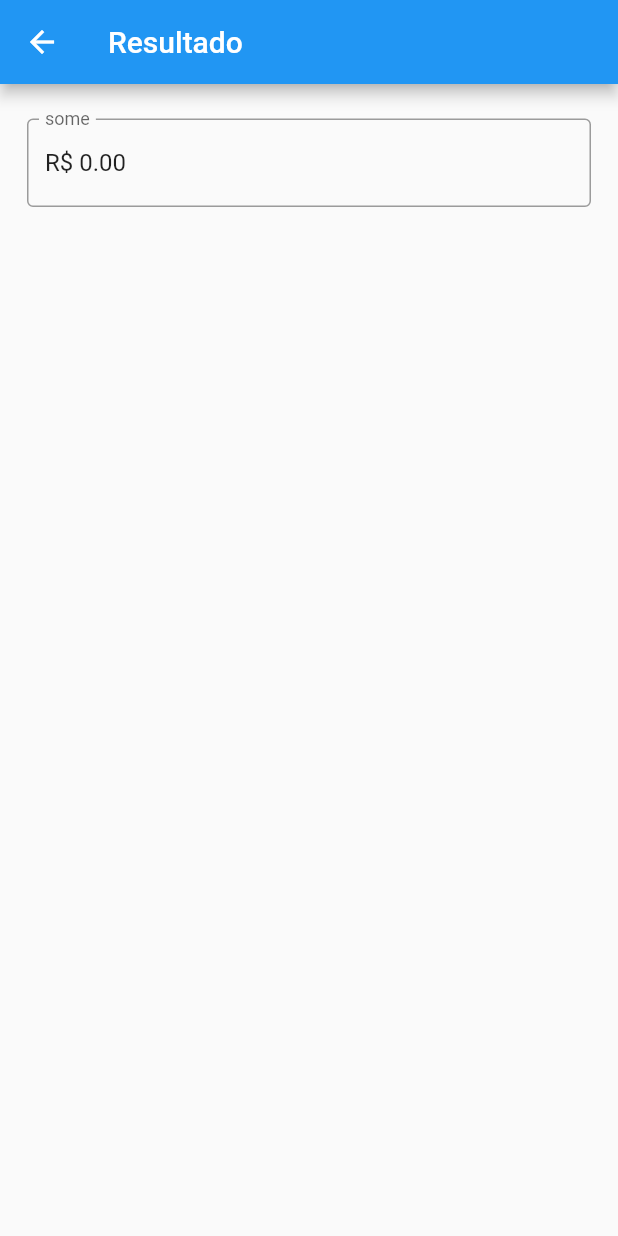
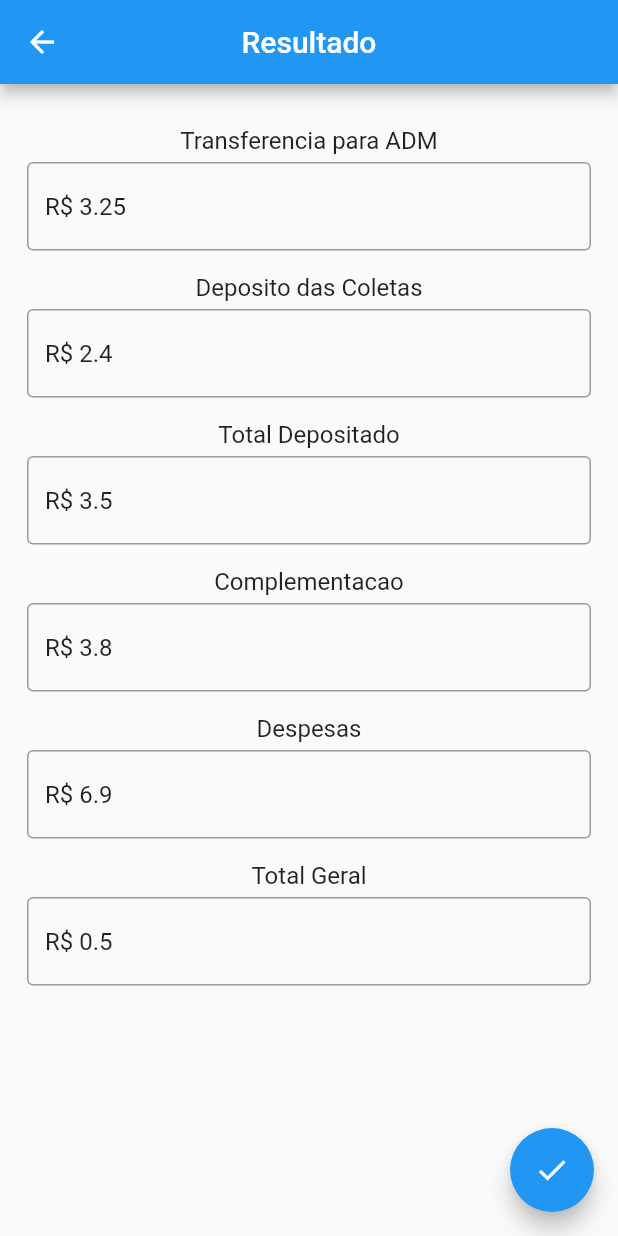
Before and after one commit to cleberMargarida/BalanceteCCB, a Flutter app: the TelaResultado screen opened directly, on a phone screen of 412 x 824 dp. Run offline on Flutter 3.47's test engine with Material 2 defaults, Android fonts, the phone set to English and light mode, and no system bars; our stand-ins replace flutter_masked_text.

Commit message:
Result Screen complete implementation with added ResultadoBox class

```diff
--- a/lib/ColetaBox.dart
+++ b/lib/ColetaBox.dart
@@ -1,15 +1,11 @@
 import 'package:flutter_masked_text/flutter_masked_text.dart';
 import 'package:flutter/material.dart';
 
+class ColetaBox extends StatelessWidget {
+  String _coletaNome;
+  ColetaBox(this._coletaNome);
 
-class ColetaBox extends StatelessWidget {
-  String coletaNome;
-
-  ColetaBox(String coletaNome) {
-    this.coletaNome = coletaNome;
-  }
-
-  TextEditingController value = MoneyMaskedTextController(
+  TextEditingController controller = MoneyMaskedTextController(
       decimalSeparator: '.', thousandSeparator: ',', leftSymbol: 'R\$ ');
 
   Widget build(BuildContext context) {
@@ -19,9 +15,9 @@ class ColetaBox extends StatelessWidget {
         keyboardType: TextInputType.number,
         decoration: InputDecoration(
           border: OutlineInputBorder(),
-          labelText: coletaNome,
+          labelText: _coletaNome,
         ),
-        controller: value,
+        controller: controller,
       ),
     );
   }
--- /dev/null
+++ b/lib/ResultadoBox.dart
@@ -0,0 +1,19 @@
+import 'package:flutter/material.dart';
+
+class ResultadoBox extends StatelessWidget {
+  num _some;
+  ResultadoBox(this._some);
+
+  Widget build(BuildContext context) {
+    return Padding(
+      padding: EdgeInsets.only(top: 5, left: 12, right: 12, bottom: 5),
+      child: TextFormField(
+        keyboardType: TextInputType.number,
+        decoration: InputDecoration(
+          border: OutlineInputBorder(),
+        ),
+        controller: TextEditingController(text: "R\$ ${_some.toString()}"),
+      ),
+    );
+  }
+}
--- a/lib/TelaResultado.dart
+++ b/lib/TelaResultado.dart
@@ -1,27 +1,82 @@
+import 'package:Balancete/Balancete.dart';
 import 'package:flutter/material.dart';
-import 'ColetaBox.dart';
+import 'ResultadoBox.dart';
 
 class TelaResultado extends StatelessWidget {
   @override
-
-  var coletabox = ColetaBox("some");
-
+  var _resultadoBoxTransferencia = ResultadoBox(3.25);
+  var _resultadoBoxDepositoDasColetas = ResultadoBox(2.4);
+  var _resultadoBoxTotalDepositado = ResultadoBox(3.5);
+  var _resultadoBoxComplementacao = ResultadoBox(3.8);
+  var _resultadoBoxDespesas = ResultadoBox(6.9);
+  var _resultadoBoxTotalGeral = ResultadoBox(0.5);
 
   Widget build(BuildContext context) {
     return Scaffold(
-      appBar: AppBar(title: Text("Resultado")),
+      appBar: AppBar(
+        title: Text("Resultado"),
+        centerTitle: true,
+      ),
       body: ListView(
         padding: EdgeInsets.only(top: 18.0, right: 6, left: 6),
         children: [
           Center(
             child: Column(
               children: <Widget>[
-                  coletabox,
+                SizedBox(height: 10),
+                Text('Transferencia para ADM',
+                    style: TextStyle(
+                      fontSize: 16.0,
+                    )),
+                _resultadoBoxTransferencia,
+                SizedBox(height: 10),
+                Text('Deposito das Coletas',
+                    style: TextStyle(
+                      fontSize: 16.0,
+                    )),
+                _resultadoBoxDepositoDasColetas,
+                SizedBox(height: 10),
+                Text('Total Depositado',
+                    style: TextStyle(
+                      fontSize: 16.0,
+                    )),
+                _resultadoBoxTotalDepositado,
+                SizedBox(height: 10),
+                Text('Complementacao',
+                    style: TextStyle(
+                      fontSize: 16.0,
+                    )),
+                _resultadoBoxComplementacao,
+                SizedBox(height: 10),
+                Text('Despesas',
+                    style: TextStyle(
+                      fontSize: 16.0,
+                    )),
+                _resultadoBoxDespesas,
+                SizedBox(height: 10),
+                Text('Total Geral',
+                    style: TextStyle(
+                      fontSize: 16.0,
+                    )),
+                _resultadoBoxTotalGeral,
               ],
             ),
           ),
         ],
       ),
+      floatingActionButton: FloatingActionButton(
+        onPressed: () {
+          _navigateAndResultScreen(context);
+        },
+        child: Icon(Icons.done),
+      ),
     );
   }
+
+  _navigateAndResultScreen(BuildContext context) async {
+    final result = await Navigator.push(
+        context, MaterialPageRoute(builder: (context) => Balancete()));
+
+    Scaffold.of(context)..removeCurrentSnackBar();
   }
+}
```
Also changed, not shown: lib/Balancete.dart (+24 -21 lines). Lines whose indentation alone changed are shown as unchanged.
